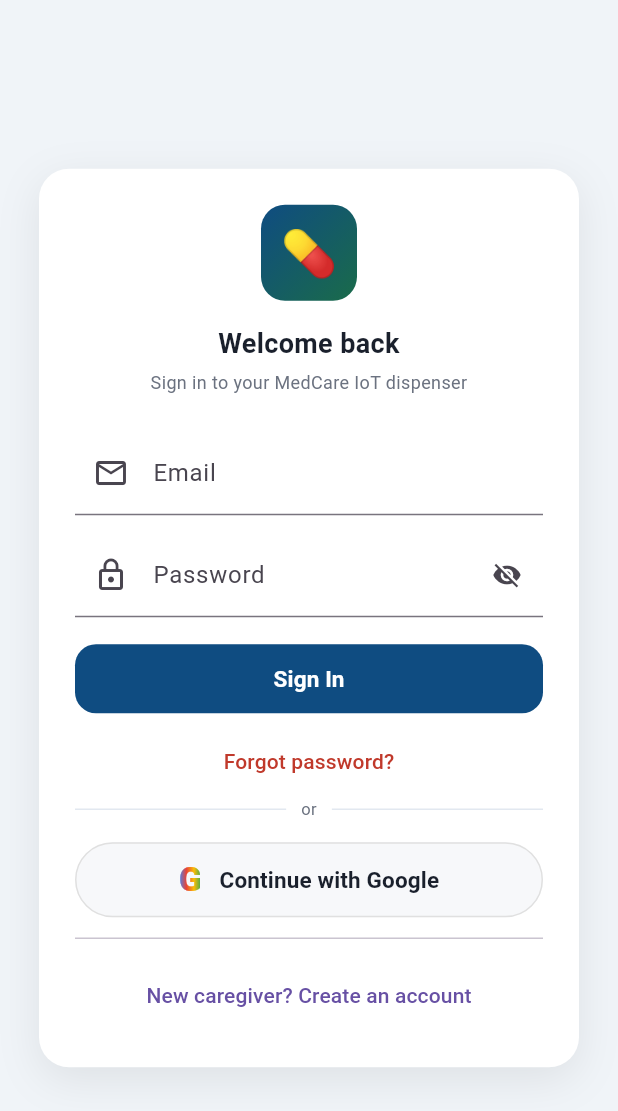
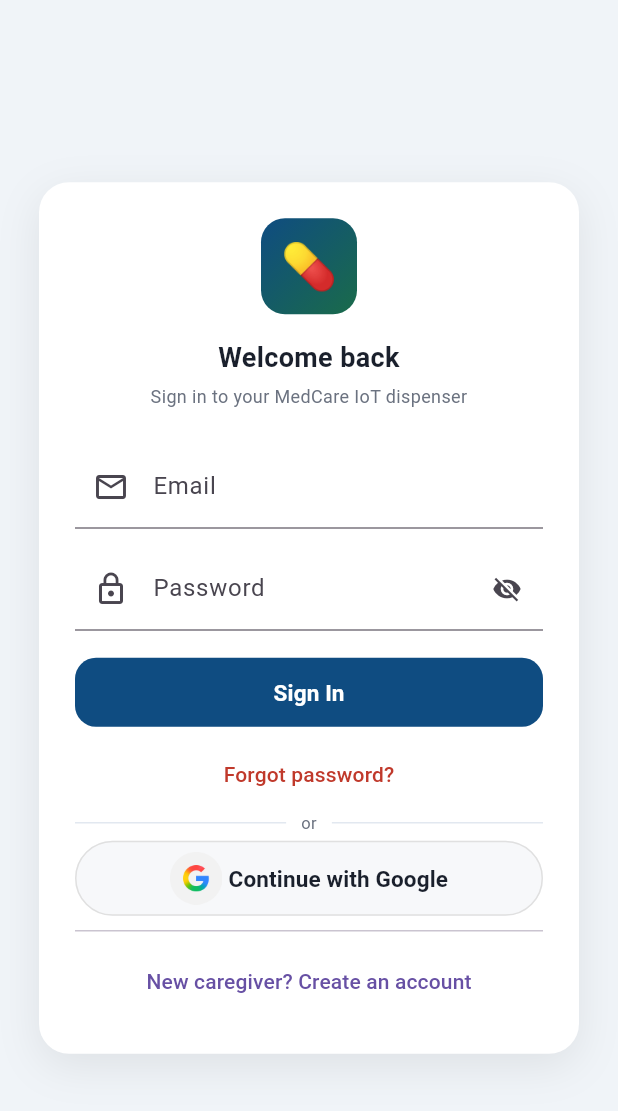
Before and after one commit to mahebialom/medcare-iot-dispenser, a Flutter app: the screen it shows after launch, on a phone screen of 412 x 824 dp. Shown: the top 1111 px of the screen. Run offline on Flutter 3.47's test engine with Material 3 defaults, Android fonts, the phone set to English and light mode, and no system bars; our stand-ins replace connectivity_plus, firebase_auth, firebase_core, firebase_database, firebase_messaging, flutter_local_notifications and 2 more; accounts and stored records are empty; generated files the repository leaves out were written again.

Commit message:
add google icon

```diff
--- a/medcare_app/lib/screens/login_screen.dart
+++ b/medcare_app/lib/screens/login_screen.dart
@@ -5,6 +5,7 @@ import '../config.dart';
 import '../services/auth_service.dart';
 import '../services/firebase_service.dart';
 import '../theme/app_colors.dart';
+
 
 /// Fixed-light for the same reason as SplashScreen — see that file's
 /// comment. AuthGate swaps this out for AppRoot automatically once
@@ -314,7 +315,7 @@ class _LoginScreenState extends State<LoginScreen> {
                     ),
                     Expanded(child: Divider(color: c.border)),
                   ]),
-                  const SizedBox(height: 14),
+                  const SizedBox(height: 4),
                   SizedBox(
                     height: 50,
                     child: ElevatedButton(
@@ -327,20 +328,15 @@ class _LoginScreenState extends State<LoginScreen> {
                         shape: const StadiumBorder(),
                       ),
                       child: Row(mainAxisAlignment: MainAxisAlignment.center, children: [
-                        ShaderMask(
-                          shaderCallback: (bounds) => const LinearGradient(
-                            colors: [Color(0xFF4285F4), Color(0xFFEA4335), Color(0xFFFBBC05), Color(0xFF34A853)],
-                          ).createShader(bounds),
-                          child: const Text('G',
-                              style: TextStyle(fontSize: 22, fontWeight: FontWeight.w900, color: Colors.white)),
-                        ),
-                        const SizedBox(width: 12),
+                        Image.asset('assets/icons/google.png', width: 35, height: 35),
+
+                        const SizedBox(width: 4),
                         Text('Continue with Google',
                             style: TextStyle(color: c.ink, fontSize: 15, fontWeight: FontWeight.w600)),
                       ]),
                     ),
                   ),
-                  const Divider(height: 28),
+                  const Divider(height: 20),
                   TextButton(
                     onPressed: _loading
                         ? null
--- a/medcare_app/pubspec.yaml
+++ b/medcare_app/pubspec.yaml
@@ -19,6 +19,7 @@ dependencies:
   shared_preferences: ^2.3.2
   cupertino_icons: ^1.0.8
   connectivity_plus: ^6.0.5
+  flutter_svg: ^2.0.10+1
 
 dev_dependencies:
   flutter_test:
@@ -27,3 +28,5 @@ dev_dependencies:
 
 flutter:
   uses-material-design: true
+  assets:
+    - assets/icons/google.png
```
Also changed, not shown: medcare_app/assets/icons/google.png (added), medcare_app/pubspec.lock.
